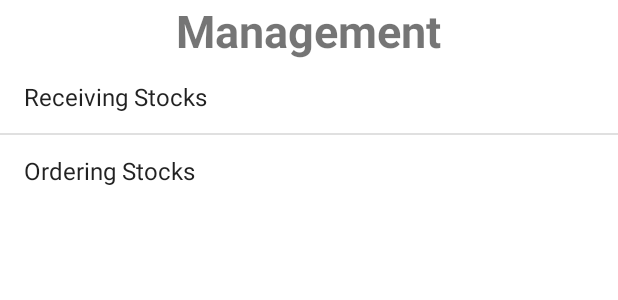
After one commit to MatchHue/3606_A2, an Android app: the layout fragment_top_level.xml on its own in the app's theme, with its tools: preview values and no code run, on a phone screen of 412 x 824 dp. The commit adds this screen. Shown: the top 300 px of the screen. Run offline under Robolectric (Android 15) with nearby library versions, the phone set to English and light mode, and no system bars.

Commit message:
TopLevelView

```diff
--- a/app/build.gradle
+++ b/app/build.gradle
@@ -32,6 +32,7 @@ dependencies {
     implementation 'androidx.appcompat:appcompat:1.3.1'
     implementation 'com.google.android.material:material:1.4.0'
     implementation 'androidx.constraintlayout:constraintlayout:2.1.1'
+    implementation 'androidx.legacy:legacy-support-v4:1.0.0'
     testImplementation 'junit:junit:4.+'
     androidTestImplementation 'androidx.test.ext:junit:1.1.3'
     androidTestImplementation 'androidx.test.espresso:espresso-core:3.4.0'
--- /dev/null
+++ b/app/src/main/res/layout/fragment_top_level.xml
@@ -0,0 +1,24 @@
+<LinearLayout xmlns:android="http://schemas.android.com/apk/res/android"
+    xmlns:tools="http://schemas.android.com/tools"
+    android:layout_width="match_parent"
+    android:layout_height="match_parent"
+    android:orientation="vertical"
+    tools:context="com.hfad.a816018640_and_816015043.TopLevelFragment">
+
+    <!-- TODO: Update blank fragment layout -->
+    <TextView
+        android:layout_width="wrap_content"
+        android:layout_height="wrap_content"
+        android:layout_gravity="center"
+        android:textStyle="bold"
+        android:textSize="30sp"
+        android:text="@string/Title"/>
+
+    <ListView
+        android:layout_width="wrap_content"
+        android:layout_height="wrap_content"
+        android:id="@+id/options"
+        android:entries="@array/options"
+        />
+
+</LinearLayout>
--- a/app/src/main/res/values/strings.xml
+++ b/app/src/main/res/values/strings.xml
@@ -1,7 +1,10 @@
 <resources>
     <string name="app_name">816018640_and_816015043</string>
+    <string name="Title">Management</string>
     <string-array name="options">
         <item>Receiving Stocks</item>
         <item>Ordering Stocks</item>
     </string-array>
+    <!-- TODO: Remove or change this placeholder text -->
+    <string name="hello_blank_fragment">Hello blank fragment</string>
 </resources>
```
Also changed, not shown: app/src/main/java/com/hfad/a816018640_and_816015043/TopLevelFragment.java (added, +23 -0 lines), app/src/main/res/layout/activity_main.xml (+5 -11 lines).
